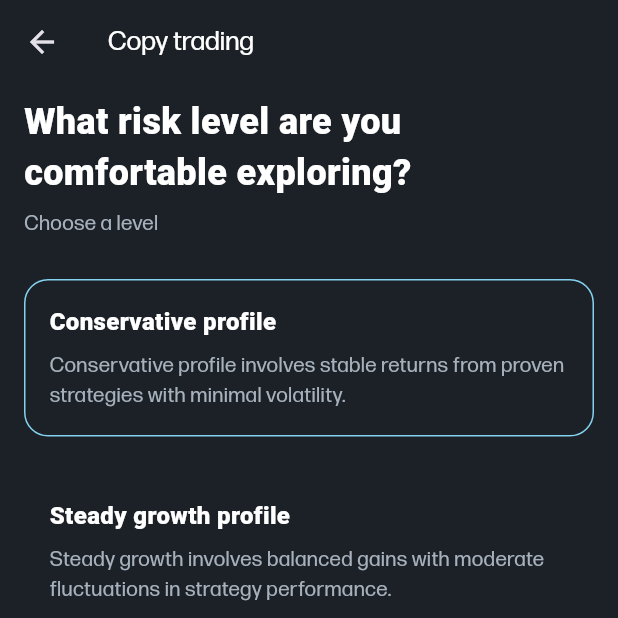
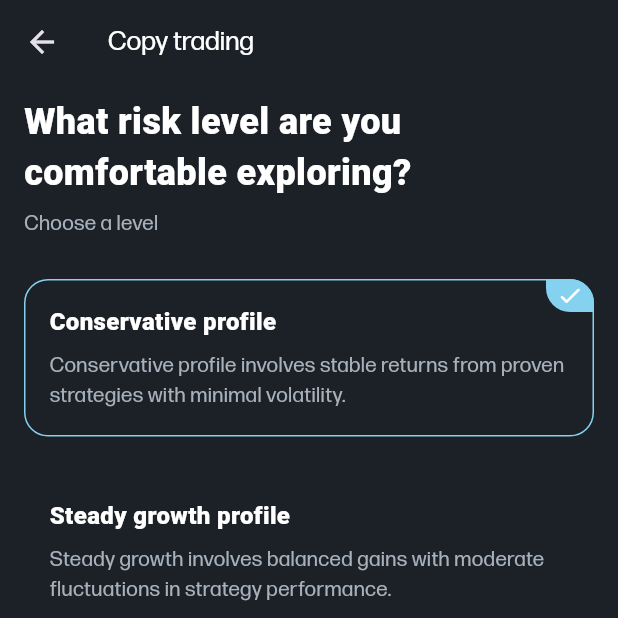
Before and after one commit to Lukas-io/roqqu, a Flutter app: the ComfortableRiskScreen screen opened directly, on a phone screen of 412 x 824 dp, the top half of it. Run offline on Flutter 3.47's test engine with Material 3 defaults, Android fonts, the phone set to English and light mode, and no system bars; our stand-ins replace flutter_animate, flutter_svg, get, google_fonts; missing offline and left inert: sprung; network calls fail.

Commit message:
comfortable risk

```diff
--- a/lib/src/view/copy_trading/comfortable_risk_screen.dart
+++ b/lib/src/view/copy_trading/comfortable_risk_screen.dart
@@ -91,7 +91,29 @@ class _ComfortableRiskScreenState extends State<ComfortableRiskScreen> {
                           onTap: () {
                             selectedRisk.value = risk;
                           },
+                          borderRadius: BorderRadius.circular(16),
+                          child: Stack(
+                            children: [
+                              if (selectedRisk.value == risk)
+                                Positioned(
+                                  top: 0,
+                                  right: 0,
                                   child: Container(
+                                    padding: EdgeInsetsGeometry.symmetric(
+                                      horizontal: 7,
+                                      vertical: 2,
+                                    ),
+                                    decoration: BoxDecoration(
+                                      color: RoqquColors.link,
+                                      borderRadius: const BorderRadius.only(
+                                        topRight: Radius.circular(16),
+                                        bottomLeft: Radius.circular(16),
+                                      ),
+                                    ),
+                                    child: Icon(Icons.check_rounded, size: 18),
+                                  ),
+                                ),
+                              Container(
                                 decoration: BoxDecoration(
                                   border: Border.all(
                                     color: selectedRisk.value == risk
@@ -123,6 +145,8 @@ class _ComfortableRiskScreenState extends State<ComfortableRiskScreen> {
                                   ],
                                 ),
                               ),
+                            ],
+                          ),
                         ),
                       )
                       .toList(),
```
Lines whose indentation alone changed are shown as unchanged.
